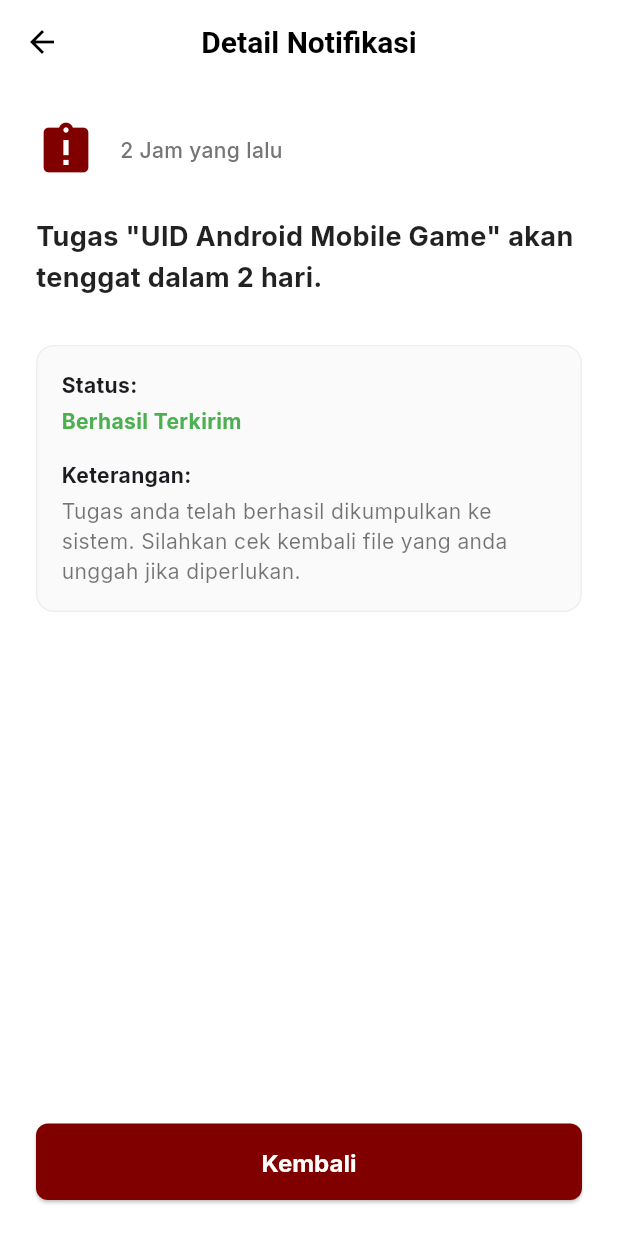
After one commit to andikasanjaya9157364-alt/Sistem-Manajemen-Pembelajaran-Aplikasi-1, a Flutter app: the NotificationsScreen screen opened directly, after a tap on "Tugas Segera Tenggat", on a phone screen of 412 x 824 dp. The commit adds this screen. Run offline on Flutter 3.47's test engine with Material 3 defaults, Android fonts, the phone set to English and light mode, and no system bars; our stand-ins replace google_fonts.

Commit message:
menambahan file notification_detail_screen.dart dan menfungsikan semua menu didalam notifikasi

```diff
--- /dev/null
+++ b/lib/screens/notification_detail_screen.dart
@@ -0,0 +1,94 @@
+import 'package:flutter/material.dart';
+import 'package:learning_management_system/theme.dart';
+
+class NotificationDetailScreen extends StatelessWidget {
+  final Map<String, dynamic> notification;
+
+  const NotificationDetailScreen({super.key, required this.notification});
+
+  @override
+  Widget build(BuildContext context) {
+    return Scaffold(
+      backgroundColor: Colors.white,
+      appBar: AppBar(
+        title: const Text('Detail Notifikasi', style: TextStyle(fontWeight: FontWeight.bold, color: Colors.black)),
+        backgroundColor: Colors.white,
+        elevation: 0,
+        centerTitle: true,
+        leading: IconButton(
+          icon: const Icon(Icons.arrow_back, color: Colors.black),
+          onPressed: () => Navigator.of(context).pop(),
+        ),
+      ),
+      body: Padding(
+        padding: const EdgeInsets.all(24.0),
+        child: Column(
+          crossAxisAlignment: CrossAxisAlignment.start,
+          children: [
+             Row(
+               children: [
+                 Icon(notification['icon'], size: 40, color: CeLOETheme.primaryColor),
+                 const SizedBox(width: 16),
+                 Expanded(
+                   child: Text(
+                     notification['time'],
+                     style: TextStyle(
+                       color: Colors.grey[600],
+                       fontSize: 14,
+                       fontWeight: FontWeight.w500
+                     ),
+                   ),
+                 ),
+               ],
+             ),
+             const SizedBox(height: 24),
+             Text(
+               notification['message'],
+               style: const TextStyle(
+                 fontSize: 18,
+                 fontWeight: FontWeight.bold,
+                 color: Colors.black87,
+                 height: 1.5,
+               ),
+             ),
+             const SizedBox(height: 32),
+             Container(
+               width: double.infinity,
+               padding: const EdgeInsets.all(16),
+               decoration: BoxDecoration(
+                 color: Colors.grey[50],
+                 borderRadius: BorderRadius.circular(12),
+                 border: Border.all(color: Colors.grey[200]!),
+               ),
+               child: const Column(
+                 crossAxisAlignment: CrossAxisAlignment.start,
+                 children: [
+                   Text('Status:', style: TextStyle(fontWeight: FontWeight.bold)),
+                   SizedBox(height: 4),
+                   Text('Berhasil Terkirim', style: TextStyle(color: Colors.green, fontWeight: FontWeight.bold)),
+                   SizedBox(height: 16),
+                   Text('Keterangan:', style: TextStyle(fontWeight: FontWeight.bold)),
+                   SizedBox(height: 4),
+                   Text('Tugas anda telah berhasil dikumpulkan ke sistem. Silahkan cek kembali file yang anda unggah jika diperlukan.', style: TextStyle(color: Colors.black54)),
+                 ],
+               ),
+             ),
+             const Spacer(),
+             SizedBox(
+               width: double.infinity,
+               child: ElevatedButton(
+                 onPressed: () => Navigator.of(context).pop(),
+                 style: ElevatedButton.styleFrom(
+                   backgroundColor: CeLOETheme.primaryColor,
+                   padding: const EdgeInsets.symmetric(vertical: 16),
+                   shape: RoundedRectangleBorder(borderRadius: BorderRadius.circular(8)),
+                 ),
+                 child: const Text('Kembali', style: TextStyle(color: Colors.white, fontWeight: FontWeight.bold)),
+               ),
+             ),
+          ],
+        ),
+      ),
+    );
+  }
+}
--- a/lib/screens/notifications_screen.dart
+++ b/lib/screens/notifications_screen.dart
@@ -1,5 +1,6 @@
 import 'package:flutter/material.dart';
 import 'package:learning_management_system/theme.dart';
+import 'notification_detail_screen.dart';
 
 class NotificationsScreen extends StatelessWidget {
   const NotificationsScreen({super.key});
@@ -73,6 +74,18 @@ class NotificationsScreen extends StatelessWidget {
               ),
               isThreeLine: true,
               contentPadding: const EdgeInsets.symmetric(horizontal: 16, vertical: 12),
+              onTap: () {
+                // Prepare data for detail screen
+                final detailData = Map<String, dynamic>.from(notif);
+                detailData['icon'] = _getIconData(notif['type']);
+
+                Navigator.push(
+                  context,
+                  MaterialPageRoute(
+                    builder: (context) => NotificationDetailScreen(notification: detailData),
+                  ),
+                );
+              },
             ),
           );
         },
@@ -80,34 +93,28 @@ class NotificationsScreen extends StatelessWidget {
     );
   }
 
+  IconData _getIconData(String type) {
+    switch (type) {
+      case 'assignment': return Icons.assignment_late;
+      case 'material': return Icons.book;
+      case 'system': return Icons.warning_amber_rounded;
+      case 'attendance': return Icons.access_time;
+      case 'grade': return Icons.grade;
+      default: return Icons.notifications;
+    }
+  }
+
   Widget _buildIcon(String type) {
-    IconData iconData;
+    IconData iconData = _getIconData(type);
     Color color;
 
     switch (type) {
-      case 'assignment':
-        iconData = Icons.assignment_late;
-        color = Colors.orange;
-        break;
-      case 'material':
-        iconData = Icons.book;
-        color = Colors.blue;
-        break;
-      case 'system':
-        iconData = Icons.warning_amber_rounded;
-        color = Colors.red;
-        break;
-      case 'attendance':
-        iconData = Icons.access_time;
-        color = Colors.green;
-        break;
-       case 'grade':
-        iconData = Icons.grade;
-        color = Colors.purple;
-        break;
-      default:
-        iconData = Icons.notifications;
-        color = Colors.grey;
+      case 'assignment': color = Colors.orange; break;
+      case 'material': color = Colors.blue; break;
+      case 'system': color = Colors.red; break;
+      case 'attendance': color = Colors.green; break;
+      case 'grade': color = Colors.purple; break;
+      default: color = Colors.grey;
     }
 
     return Container(
```
